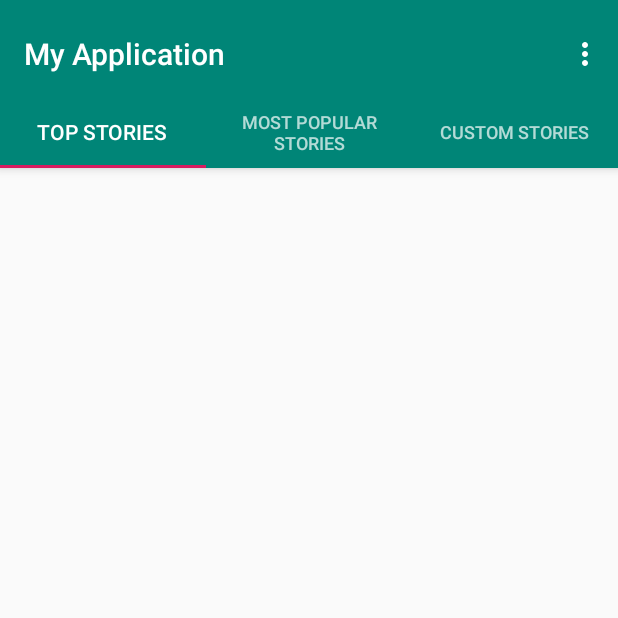
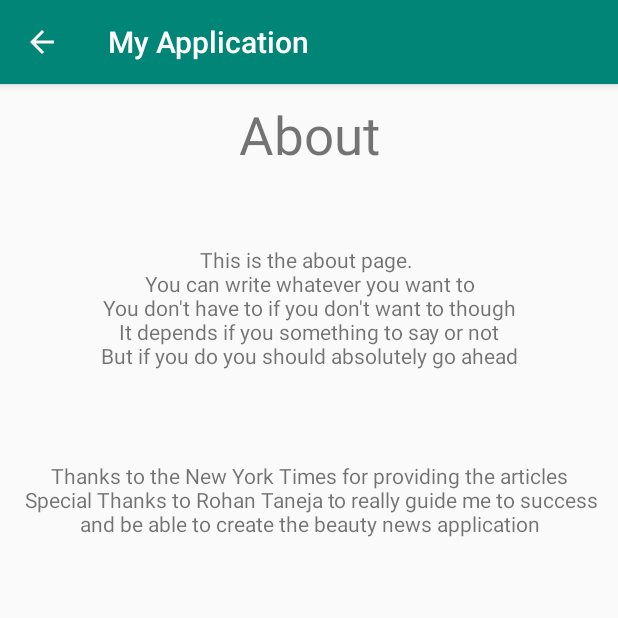
Before and after one commit to benmhsc34/MyNews, an Android app: the screen it shows after launch (MainActivity before the commit, AboutActivity after it), in the options menu, after a tap on "About", on a phone screen of 412 x 824 dp, the top half of it. Run offline under Robolectric (Android 15) with nearby library versions, the phone set to English and light mode, and no system bars; our stand-ins replace ButterKnife, Picasso; pictures from the network do not load; 2 statements that could not run were skipped.

Commit message:
About & Help Activity finished, search activity UI designed and '>' is invisible when no subsection

```diff
--- a/app/build.gradle
+++ b/app/build.gradle
@@ -38,6 +38,4 @@ dependencies {
     implementation 'com.squareup.picasso:picasso:2.5.2'
 
 
-
-
 }
--- a/app/src/main/java/com/example/benja/myapplication/MainActivity.java
+++ b/app/src/main/java/com/example/benja/myapplication/MainActivity.java
@@ -1,5 +1,6 @@
 package com.example.benja.myapplication;
 
+import android.content.Intent;
 import android.support.design.widget.TabLayout;
 import android.support.v7.app.AppCompatActivity;
 import android.support.v7.widget.Toolbar;
@@ -11,10 +12,15 @@ import android.support.v4.view.ViewPager;
 import android.os.Bundle;
 import android.view.Menu;
 import android.view.MenuItem;
+import android.view.View;
+import android.widget.ImageView;
 
 import com.example.benja.myapplication.Tabs.CustomStoriesTab;
 import com.example.benja.myapplication.Tabs.PopularStoriesTab;
 import com.example.benja.myapplication.Tabs.TopStoriesTab;
+import com.example.benja.myapplication.Toolbar.AboutActivity;
+import com.example.benja.myapplication.Toolbar.HelpActivity;
+import com.example.benja.myapplication.Toolbar.SearchActivity;
 
 public class MainActivity extends AppCompatActivity {
 
@@ -38,8 +44,22 @@ public class MainActivity extends AppCompatActivity {
         super.onCreate(savedInstanceState);
         setContentView(R.layout.activity_main);
 
+        ImageView seachIcon = findViewById(R.id.searchIcon);
+        seachIcon.setOnClickListener(new View.OnClickListener() {
+            @Override
+            public void onClick(View view) {
+                Intent myIntent = new Intent(MainActivity.this, SearchActivity.class);
+                MainActivity.this.startActivity(myIntent);
+            }
+        });
+
+
+
+
+
         Toolbar toolbar = (Toolbar) findViewById(R.id.toolbar);
         setSupportActionBar(toolbar);
+
         // Create the adapter that will return a fragment for each of the three
         // primary sections of the activity.
         mSectionsPagerAdapter = new SectionsPagerAdapter(getSupportFragmentManager());
@@ -73,12 +93,19 @@ public class MainActivity extends AppCompatActivity {
 
         //noinspection SimplifiableIfStatement
         if (id == R.id.action_notification) {
+
             return true;
         }
         if (id == R.id.action_help) {
+            Intent myIntent = new Intent(MainActivity.this, HelpActivity.class);
+            MainActivity.this.startActivity(myIntent);
+
             return true;
         }
         if (id == R.id.action_about) {
+            Intent myIntent = new Intent(MainActivity.this, AboutActivity.class);
+            MainActivity.this.startActivity(myIntent);
+
             return true;
         }
 
--- a/app/src/main/java/com/example/benja/myapplication/MyAdapter.java
+++ b/app/src/main/java/com/example/benja/myapplication/MyAdapter.java
@@ -25,6 +25,7 @@ public class MyAdapter extends RecyclerView.Adapter<MyAdapter.ViewHolder> {
 
 
 
+
     public MyAdapter(List<ListItem> listItems, Context context) {
         this.listItems = listItems;
         this.context = context;
@@ -35,7 +36,6 @@ public class MyAdapter extends RecyclerView.Adapter<MyAdapter.ViewHolder> {
     @Override
     public ViewHolder onCreateViewHolder(@NonNull ViewGroup viewGroup, int i) {
         View v = LayoutInflater.from(viewGroup.getContext()).inflate(R.layout.list_item, viewGroup, false);
-
         return new ViewHolder(v);
     }
 
@@ -45,6 +45,7 @@ public class MyAdapter extends RecyclerView.Adapter<MyAdapter.ViewHolder> {
 
         viewHolder.textViewSection.setText(listItem.getSection());
         viewHolder.textViewSubsection.setText(listItem.getSubsection());
+        if (listItem.getSubsection().equals("")){viewHolder.specificTextView.setVisibility(View.INVISIBLE);}
         viewHolder.textViewTitle.setText(listItem.getDesc());
         viewHolder.textViewDate.setText(listItem.getDate());
         Picasso.with(context).load(listItem.getUrl()).into(viewHolder.imageViewPic);
@@ -61,6 +62,7 @@ public class MyAdapter extends RecyclerView.Adapter<MyAdapter.ViewHolder> {
         public TextView textViewTitle;
         public TextView textViewDate;
         public ImageView imageViewPic;
+        final public TextView specificTextView;
 
 
 
@@ -72,6 +74,7 @@ public class MyAdapter extends RecyclerView.Adapter<MyAdapter.ViewHolder> {
             textViewTitle = itemView.findViewById(R.id.desc);
             textViewDate = itemView.findViewById(R.id.dateTextView);
             imageViewPic = itemView.findViewById(R.id.pic);
+            specificTextView = itemView.findViewById(R.id.specific);
 
 
             ButterKnife.bind(this, itemView);
--- a/app/src/main/java/com/example/benja/myapplication/Tabs/TopStoriesTab.java
+++ b/app/src/main/java/com/example/benja/myapplication/Tabs/TopStoriesTab.java
@@ -49,6 +49,7 @@ public class TopStoriesTab extends Fragment {
         adapter = new MyAdapter(listItems, getContext());
 
 
+
         Retrofit retrofit = new Retrofit.Builder().baseUrl(Api.BASE_URL).addConverterFactory(GsonConverterFactory.create()).build();
 
         Api api = retrofit.create(Api.class);
@@ -64,8 +65,10 @@ public class TopStoriesTab extends Fragment {
                 final List<TopArticle> theListOfArticles = articles.getArticles();
 
                 for (int i = 0; i < articles.getArticles().size(); i++) {
+
                     int limit = theListOfArticles.get(i).getMultimedia().size();
                     if (limit != 0) {
+
                             ListItem listItem = new ListItem(theListOfArticles.get(i).getSection(),
                                     theListOfArticles.get(i).getSubsection(),
                                     theListOfArticles.get(i).getTitle(),
@@ -75,6 +78,7 @@ public class TopStoriesTab extends Fragment {
                                     getContext());
 
                             listItems.add(listItem);
+
                     } else {
                         ListItem listItem = new ListItem(theListOfArticles.get(i).getSection(),
                                 theListOfArticles.get(i).getSubsection(),
@@ -86,7 +90,7 @@ public class TopStoriesTab extends Fragment {
                     }
                 }
 
-                Log.d("isthisworking", "link: " + theListOfArticles.get(0).getMultimedia().get(0).getHeight());
+                Log.d("isthisworking", "link: " + theListOfArticles.get(0).getMultimedia().get(0).getUrl());
 
 
                 adapter.notifyDataSetChanged();
--- /dev/null
+++ b/app/src/main/java/com/example/benja/myapplication/Toolbar/AboutActivity.java
@@ -0,0 +1,21 @@
+package com.example.benja.myapplication.Toolbar;
+
+import android.support.v7.app.AppCompatActivity;
+import android.os.Bundle;
+import android.widget.TextView;
+
+import com.example.benja.myapplication.R;
+
+public class AboutActivity extends AppCompatActivity {
+
+    @Override
+    protected void onCreate(Bundle savedInstanceState) {
+        super.onCreate(savedInstanceState);
+        setContentView(R.layout.activity_about);
+
+        TextView contentTextView = findViewById(R.id.aboutContent);
+
+
+        contentTextView.setText("This is the about page. \n You can write whatever you want to \n You don't have to if you don't want to though \n It depends if you something to say or not \n But if you do you should absolutely go ahead \n\n\n\n\n Thanks to the New York Times for providing the articles \n Special Thanks to Rohan Taneja to really guide me to success and be able to create the beauty news application");
+    }
+}
--- /dev/null
+++ b/app/src/main/java/com/example/benja/myapplication/Toolbar/SearchActivity.java
@@ -0,0 +1,95 @@
+package com.example.benja.myapplication.Toolbar;
+
+import android.app.DatePickerDialog;
+import android.support.v7.app.AppCompatActivity;
+import android.os.Bundle;
+import android.view.View;
+import android.widget.DatePicker;
+import android.widget.EditText;
+
+import com.example.benja.myapplication.R;
+
+import java.text.SimpleDateFormat;
+import java.util.Calendar;
+import java.util.Locale;
+
+public class SearchActivity extends AppCompatActivity {
+
+    @Override
+    protected void onCreate(Bundle savedInstanceState) {
+        super.onCreate(savedInstanceState);
+        setContentView(R.layout.activity_search);
+        getSupportActionBar().setDisplayHomeAsUpEnabled(true);
+
+
+
+        final Calendar myCalendar = Calendar.getInstance();
+        //Date picker for the begin date
+        EditText edittext= findViewById(R.id.editTextBeginDate);
+        final DatePickerDialog.OnDateSetListener date = new DatePickerDialog.OnDateSetListener() {
+
+            @Override
+            public void onDateSet(DatePicker view, int year, int monthOfYear,
+                                  int dayOfMonth) {
+                // TODO Auto-generated method stub
+                myCalendar.set(Calendar.YEAR, year);
+                myCalendar.set(Calendar.MONTH, monthOfYear);
+                myCalendar.set(Calendar.DAY_OF_MONTH, dayOfMonth);
+                updateLabel();
+            }
+            private void updateLabel() {
+                String myFormat = "MM/dd/yy"; //In which you need put here
+                SimpleDateFormat sdf = new SimpleDateFormat(myFormat, Locale.US);
+                EditText editTextBeginDate = findViewById(R.id.editTextBeginDate);
+                editTextBeginDate.setText(sdf.format(myCalendar.getTime()));
+
+            }
+        };
+
+
+        edittext.setOnClickListener(new View.OnClickListener() {
+
+            @Override
+            public void onClick(View v) {
+                // TODO Auto-generated method stub
+                new DatePickerDialog(SearchActivity.this, date, myCalendar
+                        .get(Calendar.YEAR), myCalendar.get(Calendar.MONTH),
+                        myCalendar.get(Calendar.DAY_OF_MONTH)).show();
+            }
+
+
+        });
+        //Date picker for the end Date
+        final DatePickerDialog.OnDateSetListener endDate = new DatePickerDialog.OnDateSetListener() {
+
+            @Override
+            public void onDateSet(DatePicker view, int year, int monthOfYear,
+                                  int dayOfMonth) {
+                // TODO Auto-generated method stub
+                myCalendar.set(Calendar.YEAR, year);
+                myCalendar.set(Calendar.MONTH, monthOfYear);
+                myCalendar.set(Calendar.DAY_OF_MONTH, dayOfMonth);
+                updateLabel();
+            }
+            private void updateLabel() {
+                String myFormat = "MM/dd/yy"; //In which you need put here
+                SimpleDateFormat sdf = new SimpleDateFormat(myFormat, Locale.US);
+                EditText editText2 = findViewById(R.id.editTextEndDate);
+                editText2.setText(sdf.format(myCalendar.getTime()));;
+
+            }
+        };
+
+        EditText editText2 = findViewById(R.id.editTextEndDate);
+        editText2.setOnClickListener(new View.OnClickListener() {
+            @Override
+            public void onClick(View view) {
+                new DatePickerDialog(SearchActivity.this, endDate, myCalendar
+                        .get(Calendar.YEAR), myCalendar.get(Calendar.MONTH),
+                        myCalendar.get(Calendar.DAY_OF_MONTH)).show();
+            }
+        });
+
+    }
+
+}
--- a/app/src/main/java/com/example/benja/myapplication/Utils/Popular_API/PopularArticle.java
+++ b/app/src/main/java/com/example/benja/myapplication/Utils/Popular_API/PopularArticle.java
@@ -46,4 +46,5 @@ public class PopularArticle {
         this.media = media;
 
     }
+
 }
--- a/app/src/main/java/com/example/benja/myapplication/Utils/Top_API/TopArticle.java
+++ b/app/src/main/java/com/example/benja/myapplication/Utils/Top_API/TopArticle.java
@@ -1,5 +1,7 @@
 package com.example.benja.myapplication.Utils.Top_API;
 
+
+import android.net.Uri;
 
 import com.google.gson.annotations.SerializedName;
 
--- /dev/null
+++ b/app/src/main/res/layout/activity_about.xml
@@ -0,0 +1,32 @@
+<?xml version="1.0" encoding="utf-8"?>
+<android.support.constraint.ConstraintLayout xmlns:android="http://schemas.android.com/apk/res/android"
+    xmlns:app="http://schemas.android.com/apk/res-auto"
+    xmlns:tools="http://schemas.android.com/tools"
+    android:layout_width="match_parent"
+    android:layout_height="match_parent"
+    tools:context=".Toolbar.AboutActivity">
+
+    <RelativeLayout
+        android:layout_width="match_parent"
+        android:layout_height="match_parent">
+
+        <TextView
+            android:id="@+id/aboutTitle"
+            android:layout_width="match_parent"
+            android:layout_height="wrap_content"
+            android:paddingTop="10dp"
+            android:text="About"
+            android:textAlignment="center"
+            android:textSize="35sp" />
+
+        <TextView
+            android:layout_width="match_parent"
+            android:layout_height="match_parent"
+            android:layout_below="@+id/aboutTitle"
+            android:id="@+id/aboutContent"
+            android:layout_marginTop="50dp"
+            android:textAlignment="center"
+            />
+    </RelativeLayout>
+
+</android.support.constraint.ConstraintLayout>
```
Also changed, not shown: app/src/main/AndroidManifest.xml (+10 -1 lines), app/src/main/java/com/example/benja/myapplication/Tabs/PopularStoriesTab.java (+4 -3 lines), app/src/main/java/com/example/benja/myapplication/Toolbar/HelpActivity.java (added, +27 -0 lines), app/src/main/res/layout/activity_help.xml (added, +34 -0 lines), app/src/main/res/layout/activity_main.xml (+22 -1 lines), app/src/main/res/layout/activity_search.xml (added, +177 -0 lines), app/src/main/res/layout/list_item.xml (+10 -12 lines), app/src/main/res/drawable/download.png (added). Lines whose indentation alone changed are shown as unchanged.
